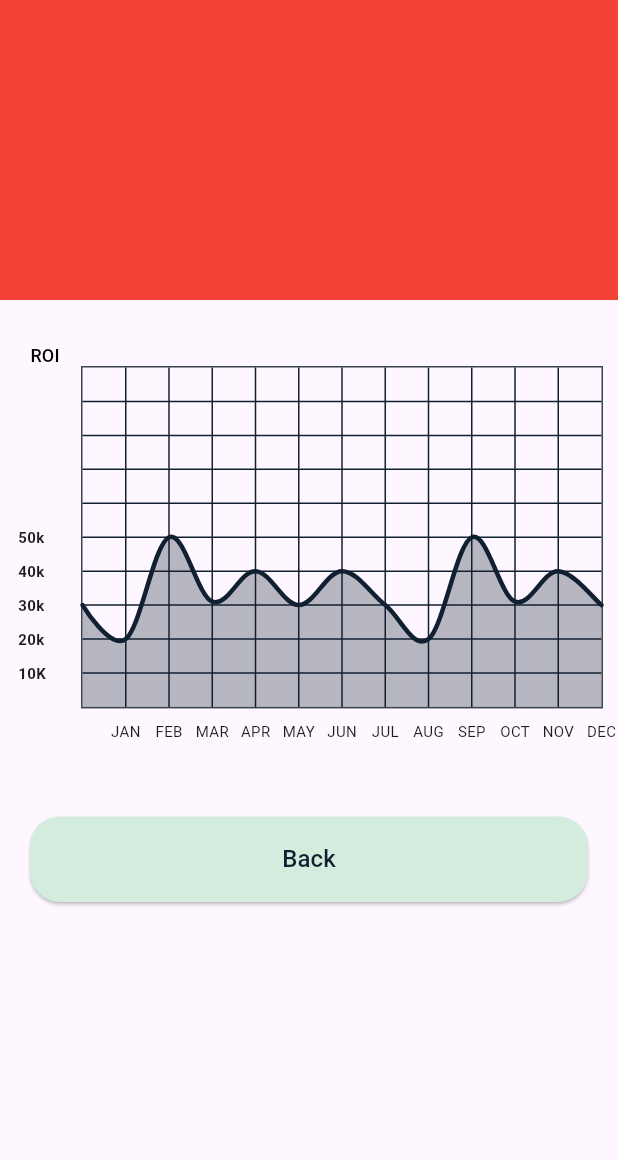
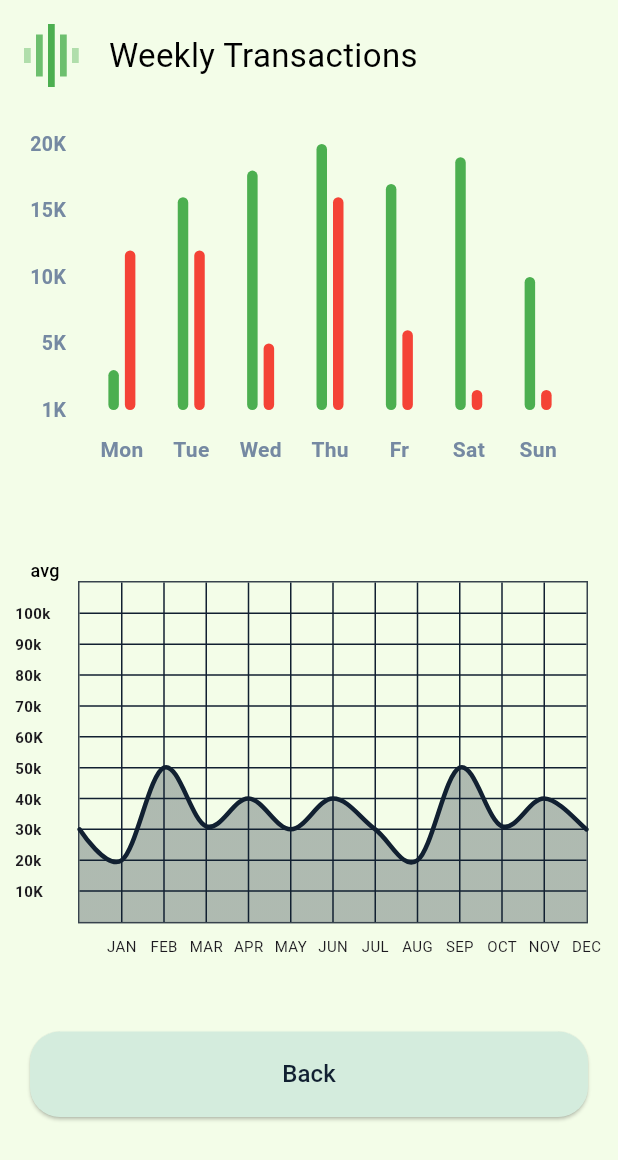
Before and after one commit to gaddie/project_manager, a Flutter app: the ChartsPage screen opened directly, on a phone screen of 412 x 824 dp. Shown: the top 1160 px of the screen. Run offline on Flutter 3.47's test engine with Material 3 defaults, Android fonts, the phone set to English and light mode, and no system bars; drawn by our look-alikes of fl_chart.

Commit message:
adding bar graph

```diff
--- /dev/null
+++ b/lib/BarChart.dart
@@ -0,0 +1,277 @@
+// import 'package:fl_chart_app/presentation/resources/app_resources.dart';
+// import 'package:fl_chart_app/util/extensions/color_extensions.dart';
+import 'package:fl_chart/fl_chart.dart';
+import 'package:flutter/material.dart';
+
+class BarChartSample2 extends StatefulWidget {
+  BarChartSample2({super.key});
+  final Color leftBarColor = Colors.green;
+  final Color rightBarColor = Colors.red;
+  final Color avgColor = Colors.orange.shade900;
+  @override
+  State<StatefulWidget> createState() => BarChartSample2State();
+}
+
+class BarChartSample2State extends State<BarChartSample2> {
+  final double width = 7;
+
+  late List<BarChartGroupData> rawBarGroups;
+  late List<BarChartGroupData> showingBarGroups;
+
+  int touchedGroupIndex = -1;
+
+  @override
+  void initState() {
+    super.initState();
+    final barGroup1 = makeGroupData(0, 3, 12);
+    final barGroup2 = makeGroupData(1, 16, 12);
+    final barGroup3 = makeGroupData(2, 18, 5);
+    final barGroup4 = makeGroupData(3, 20, 16);
+    final barGroup5 = makeGroupData(4, 17, 6);
+    final barGroup6 = makeGroupData(5, 19, 1.5);
+    final barGroup7 = makeGroupData(6, 10, 1.5);
+
+    final items = [
+      barGroup1,
+      barGroup2,
+      barGroup3,
+      barGroup4,
+      barGroup5,
+      barGroup6,
+      barGroup7,
+    ];
+
+    rawBarGroups = items;
+
+    showingBarGroups = rawBarGroups;
+  }
+
+  @override
+  Widget build(BuildContext context) {
+    return AspectRatio(
+      aspectRatio: 1.2,
+      child: Padding(
+        padding: const EdgeInsets.all(16),
+        child: Column(
+          crossAxisAlignment: CrossAxisAlignment.stretch,
+          children: <Widget>[
+            Row(
+              children: <Widget>[
+                makeTransactionsIcon(),
+                Padding(
+                  padding: EdgeInsets.only(left: 20),
+                  child: Text(
+                    'Weekly Transactions',
+                    style: TextStyle(color: Colors.black, fontSize: 22),
+                  ),
+                ),
+              ],
+            ),
+            const SizedBox(
+              height: 38,
+            ),
+            Expanded(
+              child: BarChart(
+                BarChartData(
+                  maxY: 20,
+                  barTouchData: BarTouchData(
+                    touchTooltipData: BarTouchTooltipData(
+                      tooltipBgColor: Colors.grey,
+                      getTooltipItem: (a, b, c, d) => null,
+                    ),
+                    touchCallback: (FlTouchEvent event, response) {
+                      if (response == null || response.spot == null) {
+                        setState(() {
+                          touchedGroupIndex = -1;
+                          showingBarGroups = List.of(rawBarGroups);
+                        });
+                        return;
+                      }
+
+                      touchedGroupIndex = response.spot!.touchedBarGroupIndex;
+
+                      setState(() {
+                        if (!event.isInterestedForInteractions) {
+                          touchedGroupIndex = -1;
+                          showingBarGroups = List.of(rawBarGroups);
+                          return;
+                        }
+                        showingBarGroups = List.of(rawBarGroups);
+                        if (touchedGroupIndex != -1) {
+                          var sum = 0.0;
+                          for (final rod
+                              in showingBarGroups[touchedGroupIndex].barRods) {
+                            sum += rod.toY;
+                          }
+                          final avg = sum /
+                              showingBarGroups[touchedGroupIndex]
+                                  .barRods
+                                  .length;
+
+                          showingBarGroups[touchedGroupIndex] =
+                              showingBarGroups[touchedGroupIndex].copyWith(
+                            barRods: showingBarGroups[touchedGroupIndex]
+                                .barRods
+                                .map((rod) {
+                              return rod.copyWith(
+                                  toY: avg, color: widget.avgColor);
+                            }).toList(),
+                          );
+                        }
+                      });
+                    },
+                  ),
+                  titlesData: FlTitlesData(
+                    show: true,
+                    rightTitles: const AxisTitles(
+                      sideTitles: SideTitles(showTitles: false),
+                    ),
+                    topTitles: const AxisTitles(
+                      sideTitles: SideTitles(showTitles: false),
+                    ),
+                    bottomTitles: AxisTitles(
+                      sideTitles: SideTitles(
+                        showTitles: true,
+                        getTitlesWidget: bottomTitles,
+                        reservedSize: 42,
+                      ),
+                    ),
+                    leftTitles: AxisTitles(
+                      sideTitles: SideTitles(
+                        showTitles: true,
+                        reservedSize: 28,
+                        interval: 1,
+                        getTitlesWidget: leftTitles,
+                      ),
+                    ),
+                  ),
+                  borderData: FlBorderData(
+                    show: false,
+                  ),
+                  barGroups: showingBarGroups,
+                  gridData: const FlGridData(show: false),
+                ),
+              ),
+            ),
+            const SizedBox(
+              height: 12,
+            ),
+          ],
+        ),
+      ),
+    );
+  }
+
+  Widget leftTitles(double value, TitleMeta meta) {
+    const style = TextStyle(
+      color: Color(0xff7589a2),
+      fontWeight: FontWeight.bold,
+      fontSize: 13,
+    );
+    String text;
+    if (value == 0) {
+      text = '1K';
+    } else if (value == 5) {
+      text = '5K';
+    } else if (value == 10) {
+      text = '10K';
+    } else if (value == 15) {
+      text = '15K';
+    } else if (value == 20) {
+      text = '20K';
+    } else {
+      return Container();
+    }
+    return SideTitleWidget(
+      axisSide: meta.axisSide,
+      space: 0,
+      child: Text(text, style: style),
+    );
+  }
+
+  Widget bottomTitles(double value, TitleMeta meta) {
+    final titles = <String>['Mon', 'Tue', 'Wed', 'Thu', 'Fr', 'Sat', 'Sun'];
+
+    final Widget text = Text(
+      titles[value.toInt()],
+      style: const TextStyle(
+        color: Color(0xff7589a2),
+        fontWeight: FontWeight.bold,
+        fontSize: 14,
+      ),
+    );
+
+    return SideTitleWidget(
+      axisSide: meta.axisSide,
+      space: 16, //margin top
+      child: text,
+    );
+  }
+
+  BarChartGroupData makeGroupData(int x, double y1, double y2) {
+    return BarChartGroupData(
+      barsSpace: 4,
+      x: x,
+      barRods: [
+        BarChartRodData(
+          toY: y1,
+          color: widget.leftBarColor,
+          width: width,
+        ),
+        BarChartRodData(
+          toY: y2,
+          color: widget.rightBarColor,
+          width: width,
+        ),
+      ],
+    );
+  }
+
+  // bar chart decoration
+  Widget makeTransactionsIcon() {
+    const width = 4.5;
+    const space = 3.5;
+    return Row(
+      mainAxisSize: MainAxisSize.min,
+      children: <Widget>[
+        Container(
+          width: width,
+          height: 10,
+          color: Colors.green.withOpacity(0.4),
+        ),
+        const SizedBox(
+          width: space,
+        ),
+        Container(
+          width: width,
+          height: 28,
+          color: Colors.green.withOpacity(0.8),
+        ),
+        const SizedBox(
+          width: space,
+        ),
+        Container(
+          width: width,
+          height: 42,
+          color: Colors.green.withOpacity(1),
+        ),
+        const SizedBox(
+          width: space,
+        ),
+        Container(
+          width: width,
+          height: 28,
+          color: Colors.green.withOpacity(0.8),
+        ),
+        const SizedBox(
+          width: space,
+        ),
+        Container(
+          width: width,
+          height: 10,
+          color: Colors.green.withOpacity(0.4),
+        ),
+      ],
+    );
+  }
+}
--- a/lib/ChartPage.dart
+++ b/lib/ChartPage.dart
@@ -1,7 +1,8 @@
 import 'package:flutter/material.dart';
-import 'package:project_manager/Charts.dart';
+import 'package:project_manager/LineGraph.dart';
 import 'package:project_manager/CustomButton.dart';
 import 'package:project_manager/Constants.dart';
+import 'package:project_manager/BarChart.dart';
 
 class ChartsPage extends StatefulWidget {
   const ChartsPage({Key? key}) : super(key: key);
@@ -14,16 +15,13 @@ class _ChartsPageState extends State<ChartsPage> {
   @override
   Widget build(BuildContext context) {
     return Scaffold(
+      backgroundColor: kBgLightColor,
       body: ListView(
         children: [
           Column(
             crossAxisAlignment: CrossAxisAlignment.stretch,
             children: [
-              Container(
-                height: 200,
-                width: 200,
-                color: Colors.red,
-              ),
+              BarChartSample2(),
               SizedBox(
                 height: 20,
               ),
--- a/lib/Charts.dart
+++ b/lib/LineGraph.dart
@@ -25,8 +25,8 @@ class _MyLineChartState extends State<MyLineChart> {
           aspectRatio: 1.40,
           child: Padding(
             padding: const EdgeInsets.only(
-              right: 10,
-              left: 12,
+              right: 20,
+              left: 10,
               top: 24,
               bottom: 12,
             ),
@@ -45,10 +45,10 @@ class _MyLineChartState extends State<MyLineChart> {
               });
             },
             child: Text(
-              'ROI',
+              'avg',
               style: TextStyle(
                 fontSize: 12,
-                //used to change the color of ROI when pressed
+                //used to change the color of avg when pressed
                 color: showAvg ? Colors.red : Colors.black,
               ),
             ),
@@ -133,6 +133,20 @@ class _MyLineChartState extends State<MyLineChart> {
         break;
       case 5:
         text = '50k';
+      case 6:
+        text = '60K';
+        break;
+      case 7:
+        text = '70k';
+        break;
+      case 8:
+        text = '80k';
+        break;
+      case 9:
+        text = '90k';
+        break;
+      case 10:
+        text = '100k';
         break;
       default:
         return Container();
@@ -194,7 +208,7 @@ class _MyLineChartState extends State<MyLineChart> {
       minX: 0,
       maxX: 12,
       minY: 0,
-      maxY: 10,
+      maxY: 11,
       lineBarsData: [
         LineChartBarData(
           spots: const [
@@ -287,7 +301,7 @@ class _MyLineChartState extends State<MyLineChart> {
       minX: 0,
       maxX: 12,
       minY: 0,
-      maxY: 10,
+      maxY: 11,
       lineBarsData: [
         LineChartBarData(
           spots: const [
```
